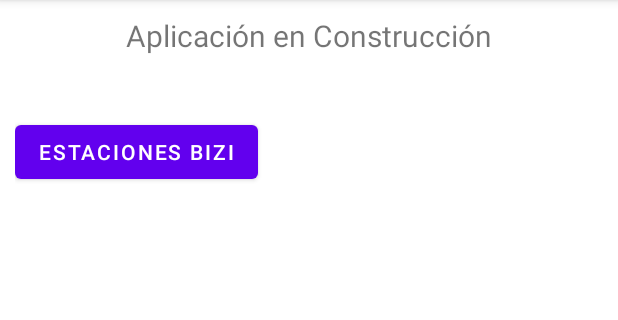
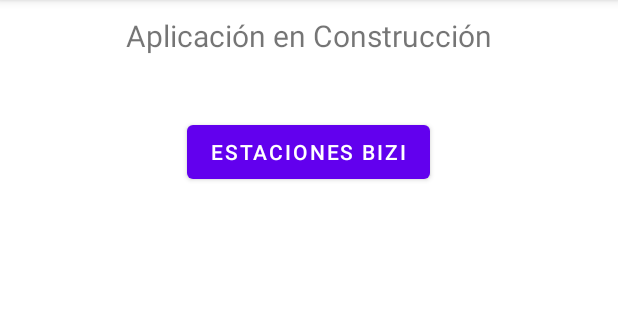
Before and after one commit to scalahorra/urbano-zaragoza-api-java, an Android app: the screen it shows after launch (MainActivity), on a phone screen of 412 x 824 dp, the part 84-404 px from its top. Run offline under Robolectric (Android 15) with nearby library versions, the phone set to English and light mode, and no system bars.

Commit message:
Creación clase principal de bicis

```diff
--- a/app/src/main/AndroidManifest.xml
+++ b/app/src/main/AndroidManifest.xml
@@ -2,7 +2,7 @@
 <manifest xmlns:android="http://schemas.android.com/apk/res/android"
     package="com.example.transportezaragozaapi">
 
-    <uses-permission android:name="android.permission.INTERNET"/>
+    <uses-permission android:name="android.permission.INTERNET" />
 
     <application
         android:allowBackup="true"
@@ -11,6 +11,9 @@
         android:roundIcon="@mipmap/ic_launcher_round"
         android:supportsRtl="true"
         android:theme="@style/Theme.TransporteZaragozaAPI">
+        <activity
+            android:name=".bizi.BiziActivity"
+            android:exported="true" />
         <activity
             android:name=".MainActivity"
             android:exported="true">
--- a/app/src/main/res/layout/activity_main.xml
+++ b/app/src/main/res/layout/activity_main.xml
@@ -29,12 +29,14 @@
 
         <TableRow
             android:layout_width="match_parent"
-            android:layout_height="match_parent">
+            android:layout_height="match_parent"
+            android:gravity="center">
 
             <Button
                 android:id="@+id/btn_irBicicletas"
                 android:layout_width="wrap_content"
                 android:layout_height="wrap_content"
+                android:onClick="irBizi"
                 android:text="@string/btn_irBicicletas"
                 android:textSize="14sp" />
         </TableRow>
```
Also changed, not shown: app/src/main/java/com/example/transportezaragozaapi/MainActivity.java (+11 -0 lines), app/src/main/java/com/example/transportezaragozaapi/bizi/BiziActivity.java (added, +16 -0 lines), app/src/main/res/layout/activity_bizi.xml (added, +9 -0 lines).
